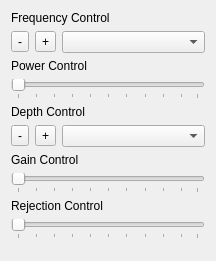
Above: Modules/USUI/Qmitk/QmitkUSControlsBModeWidget.ui from MITK/MITK before the change. Below: the same form after it.
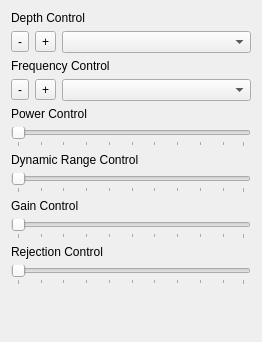
That is the form after the change. Icons and pictures are not drawn. Custom widgets are drawn as their Qt base class.

Commit message: Dynamic range control added for b mode ultrasound.

The edit to the form file:
```diff
--- a/Modules/USUI/Qmitk/QmitkUSControlsBModeWidget.ui
+++ b/Modules/USUI/Qmitk/QmitkUSControlsBModeWidget.ui
@@ -6,73 +6,14 @@
    <rect>
     <x>0</x>
     <y>0</y>
-    <width>216</width>
-    <height>261</height>
+    <width>262</width>
+    <height>342</height>
    </rect>
   </property>
   <property name="windowTitle">
    <string>Form</string>
   </property>
   <layout class="QVBoxLayout" name="verticalLayout">
-   <item>
-    <widget class="QLabel" name="label">
-     <property name="text">
-      <string>Frequency Control</string>
-     </property>
-    </widget>
-   </item>
-   <item>
-    <layout class="QHBoxLayout" name="horizontalLayout_2">
-     <item>
-      <widget class="QToolButton" name="scanningFrequencyPrev">
-       <property name="text">
-        <string>-</string>
-       </property>
-       <property name="icon">
-        <iconset resource="../resources/USUI.qrc">
-         <normaloff>:/USUI/zoom-out.png</normaloff>:/USUI/zoom-out.png</iconset>
-       </property>
-      </widget>
-     </item>
-     <item>
-      <widget class="QToolButton" name="scanningFrequencyNext">
-       <property name="text">
-        <string>+</string>
-       </property>
-       <property name="icon">
-        <iconset resource="../resources/USUI.qrc">
-         <normaloff>:/USUI/zoom-in.png</normaloff>:/USUI/zoom-in.png</iconset>
-       </property>
-      </widget>
-     </item>
-     <item>
-      <widget class="QmitkComboBoxStepThrough" name="scanningFrequencyComboBox"/>
-     </item>
-    </layout>
-   </item>
-   <item>
-    <widget class="QLabel" name="scanninPowerLabel">
-     <property name="text">
-      <string>Power Control</string>
-     </property>
-    </widget>
-   </item>
-   <item>
-    <widget class="QSlider" name="scanningPowerSlider">
-     <property name="orientation">
-      <enum>Qt::Horizontal</enum>
-     </property>
-     <property name="invertedAppearance">
-      <bool>false</bool>
-     </property>
-     <property name="invertedControls">
-      <bool>false</bool>
-     </property>
-     <property name="tickPosition">
-      <enum>QSlider::TicksBelow</enum>
-     </property>
-    </widget>
-   </item>
    <item>
     <widget class="QLabel" name="scanningDepthLabel">
      <property name="text">
@@ -115,6 +56,82 @@
      </item>
     </layout>
    </item>
+   <item>
+    <widget class="QLabel" name="label">
+     <property name="text">
+      <string>Frequency Control</string>
+     </property>
+    </widget>
+   </item>
+   <item>
+    <layout class="QHBoxLayout" name="horizontalLayout_2">
+     <item>
+      <widget class="QToolButton" name="scanningFrequencyPrev">
+       <property name="text">
+        <string>-</string>
+       </property>
+       <property name="icon">
+        <iconset resource="../resources/USUI.qrc">
+         <normaloff>:/USUI/zoom-out.png</normaloff>:/USUI/zoom-out.png</iconset>
+       </property>
+      </widget>
+     </item>
+     <item>
+      <widget class="QToolButton" name="scanningFrequencyNext">
+       <property name="text">
+        <string>+</string>
+       </property>
+       <property name="icon">
+        <iconset resource="../resources/USUI.qrc">
+         <normaloff>:/USUI/zoom-in.png</normaloff>:/USUI/zoom-in.png</iconset>
+       </property>
+      </widget>
+     </item>
+     <item>
+      <widget class="QmitkComboBoxStepThrough" name="scanningFrequencyComboBox"/>
+     </item>
+    </layout>
+   </item>
+   <item>
+    <widget class="QLabel" name="scanninPowerLabel">
+     <property name="text">
+      <string>Power Control</string>
+     </property>
+    </widget>
+   </item>
+   <item>
+    <widget class="QSlider" name="scanningPowerSlider">
+     <property name="orientation">
+      <enum>Qt::Horizontal</enum>
+     </property>
+     <property name="invertedAppearance">
+      <bool>false</bool>
+     </property>
+     <property name="invertedControls">
+      <bool>false</bool>
+     </property>
+     <property name="tickPosition">
+      <enum>QSlider::TicksBelow</enum>
+     </property>
+    </widget>
+   </item>
+   <item>
+    <widget class="QLabel" name="scanningDynamicRangeLabel">
+     <property name="text">
+      <string>Dynamic Range Control</string>
+     </property>
+    </widget>
+   </item>
+   <item>
+    <widget class="QSlider" name="scanningDynamicRangeSlider">
+     <property name="orientation">
+      <enum>Qt::Horizontal</enum>
+     </property>
+     <property name="tickPosition">
+      <enum>QSlider::TicksBelow</enum>
+     </property>
+    </widget>
+   </item>
    <item>
     <widget class="QLabel" name="scanningGainLabel">
      <property name="text">
```
The commit also changes 8 other files.
